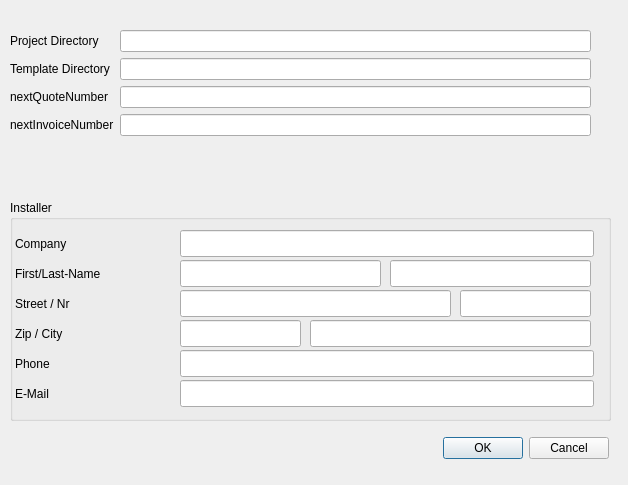
Old version of the form Ui/Preferences.ui in the repository GnuSolar/GnuSolar.
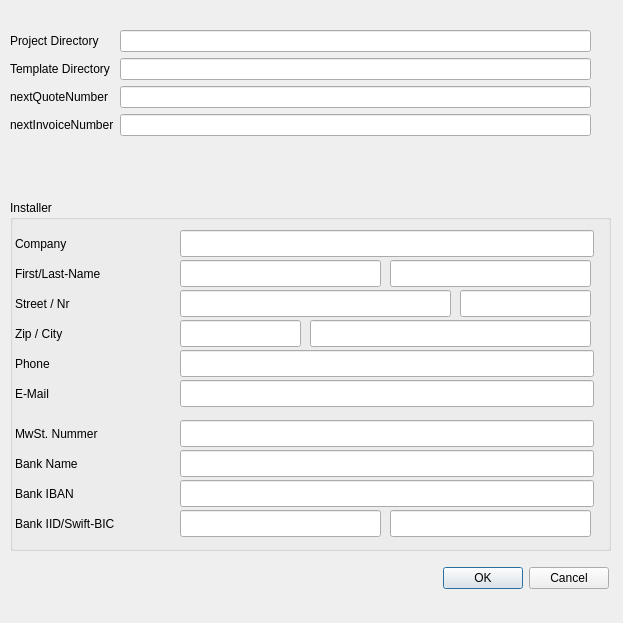
New version of the form.

What changed in the file:
```diff
--- a/Ui/Preferences.ui
+++ b/Ui/Preferences.ui
@@ -6,8 +6,8 @@
    <rect>
     <x>0</x>
     <y>0</y>
-    <width>628</width>
-    <height>485</height>
+    <width>623</width>
+    <height>623</height>
    </rect>
   </property>
   <property name="windowTitle">
@@ -78,7 +78,7 @@
    <property name="geometry">
     <rect>
      <x>60</x>
-     <y>430</y>
+     <y>560</y>
      <width>549</width>
      <height>36</height>
     </rect>
@@ -96,7 +96,7 @@
      <x>10</x>
      <y>200</y>
      <width>601</width>
-     <height>221</height>
+     <height>351</height>
     </rect>
    </property>
    <property name="title">
@@ -270,6 +270,108 @@
      </rect>
     </property>
    </widget>
+   <widget class="QLineEdit" name="installer_bankName">
+    <property name="geometry">
+     <rect>
+      <x>170</x>
+      <y>250</y>
+      <width>414</width>
+      <height>27</height>
+     </rect>
+    </property>
+   </widget>
+   <widget class="QLabel" name="projectDirectoryLabel_13">
+    <property name="geometry">
+     <rect>
+      <x>5</x>
+      <y>250</y>
+      <width>134</width>
+      <height>27</height>
+     </rect>
+    </property>
+    <property name="text">
+     <string>Bank Name</string>
+    </property>
+   </widget>
+   <widget class="QLineEdit" name="installer_bankIban">
+    <property name="geometry">
+     <rect>
+      <x>170</x>
+      <y>280</y>
+      <width>414</width>
+      <height>27</height>
+     </rect>
+    </property>
+   </widget>
+   <widget class="QLabel" name="projectDirectoryLabel_14">
+    <property name="geometry">
+     <rect>
+      <x>5</x>
+      <y>280</y>
+      <width>134</width>
+      <height>27</height>
+     </rect>
+    </property>
+    <property name="text">
+     <string>Bank IBAN</string>
+    </property>
+   </widget>
+   <widget class="QLineEdit" name="installer_bankIid">
+    <property name="geometry">
+     <rect>
+      <x>170</x>
+      <y>310</y>
+      <width>201</width>
+      <height>27</height>
+     </rect>
+    </property>
+   </widget>
+   <widget class="QLabel" name="projectDirectoryLabel_15">
+    <property name="geometry">
+     <rect>
+      <x>5</x>
+      <y>310</y>
+      <width>161</width>
+      <height>27</height>
+     </rect>
+    </property>
+    <property name="text">
+     <string>Bank IID/Swift-BIC</string>
+    </property>
+   </widget>
+   <widget class="QLineEdit" name="installer_bankBic">
+    <property name="geometry">
+     <rect>
+      <x>380</x>
+      <y>310</y>
+      <width>201</width>
+      <height>27</height>
+     </rect>
+    </property>
+   </widget>
+   <widget class="QLineEdit" name="installer_vat">
+    <property name="geometry">
+     <rect>
+      <x>170</x>
+      <y>220</y>
+      <width>414</width>
+      <height>27</height>
+     </rect>
+    </property>
+   </widget>
+   <widget class="QLabel" name="projectDirectoryLabel_16">
+    <property name="geometry">
+     <rect>
+      <x>5</x>
+      <y>220</y>
+      <width>134</width>
+      <height>27</height>
+     </rect>
+    </property>
+    <property name="text">
+     <string>MwSt. Nummer</string>
+    </property>
+   </widget>
   </widget>
  </widget>
  <tabstops>
```
